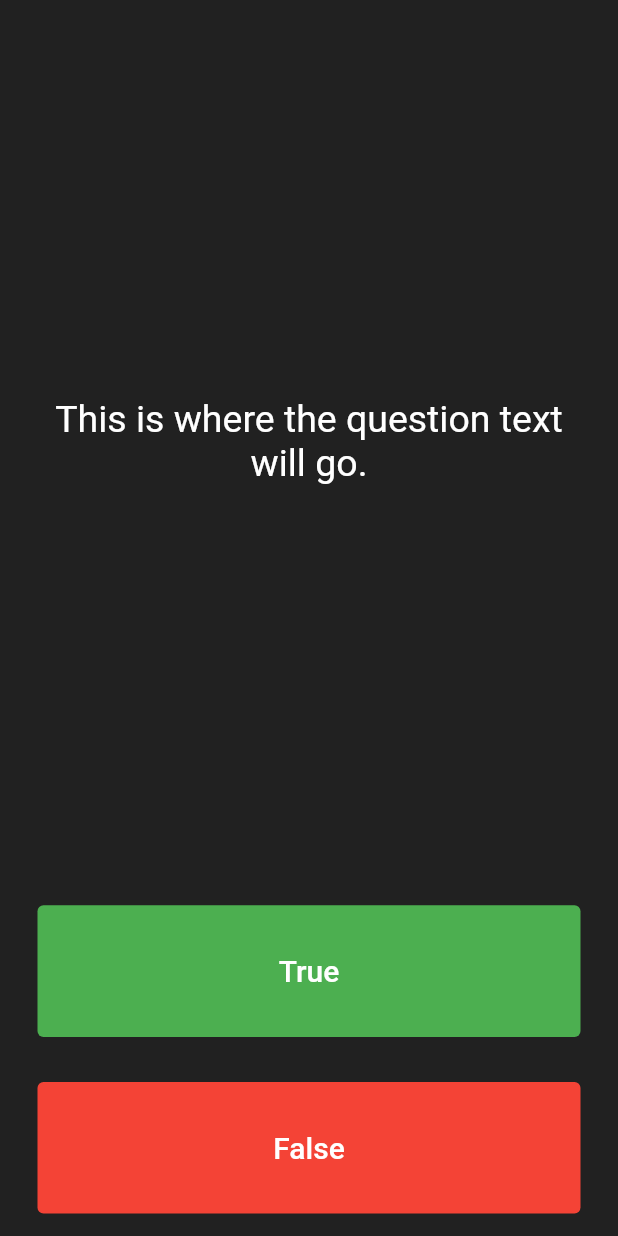
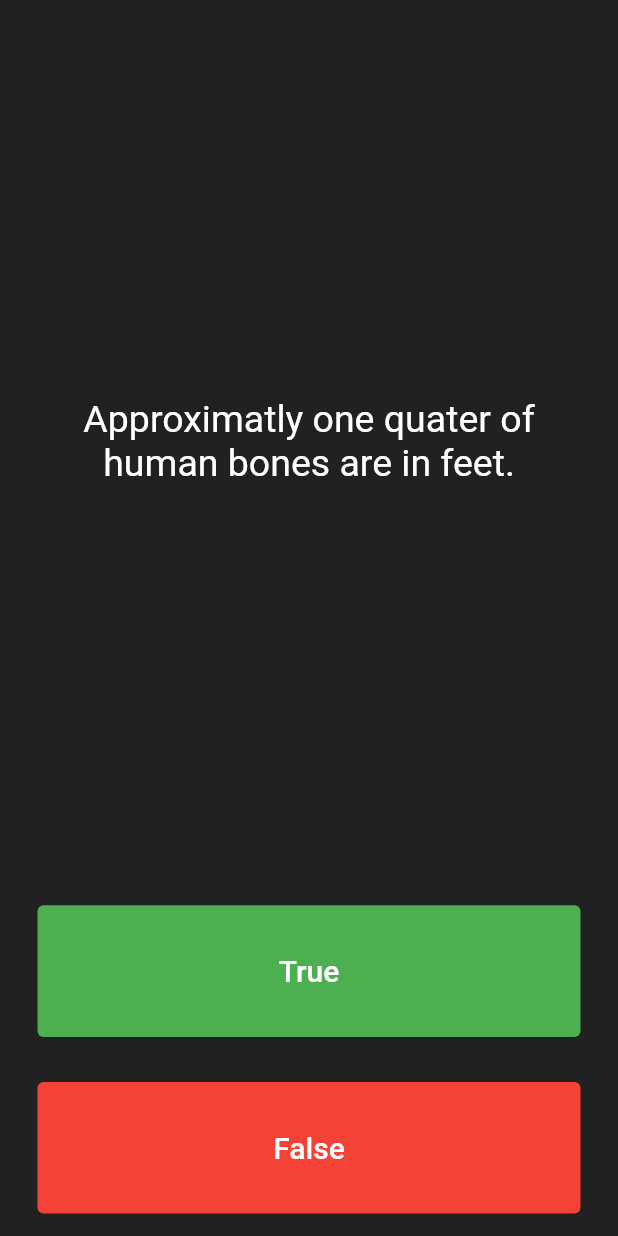
Before and after one commit to i-umairkhan/quiz_app, a Flutter app: the screen it shows after launch, after a tap on "True", on a phone screen of 412 x 824 dp. Run offline on Flutter 3.47's test engine with Material 2 defaults, Android fonts, the phone set to English and light mode, and no system bars.

Commit message:
Moved Queston to OOP concepts

```diff
--- a/lib/main.dart
+++ b/lib/main.dart
@@ -1,4 +1,5 @@
 import 'package:flutter/material.dart';
+import './questions.dart';
 
 void main() => runApp(const Quizzler());
 
@@ -29,21 +30,30 @@ class QuizPage extends StatefulWidget {
 }
 
 class _QuizPageState extends State<QuizPage> {
+  List<Icon> scoreKeeper = [];
+  int questionNumber = 0;
+  List<Questions> questionsBank = [
+    Questions(q: 'You can lead a cow downstairs but not upstaires', a: false),
+    Questions(
+        q: 'Approximatly one quater of human bones are in feet.', a: true),
+    Questions(q: 'A slug\'s blood is green.', a: true),
+  ];
+
   @override
   Widget build(BuildContext context) {
     return Column(
       mainAxisAlignment: MainAxisAlignment.spaceBetween,
       crossAxisAlignment: CrossAxisAlignment.stretch,
       children: <Widget>[
-        const Expanded(
+        Expanded(
           flex: 5,
           child: Padding(
-            padding: EdgeInsets.all(10.0),
+            padding: const EdgeInsets.all(10.0),
             child: Center(
               child: Text(
-                'This is where the question text will go.',
+                questionsBank[questionNumber].questionText,
                 textAlign: TextAlign.center,
-                style: TextStyle(
+                style: const TextStyle(
                   fontSize: 25.0,
                   color: Colors.white,
                 ),
@@ -66,7 +76,16 @@ class _QuizPageState extends State<QuizPage> {
                 ),
               ),
               onPressed: () {
-                //The user picked true.
+                bool correctAnswer =
+                    questionsBank[questionNumber].questionAnswer;
+                if (correctAnswer == true) {
+                  print('True');
+                } else {
+                  print('false');
+                }
+                setState(() {
+                  questionNumber++;
+                });
               },
             ),
           ),
@@ -86,18 +105,24 @@ class _QuizPageState extends State<QuizPage> {
                 ),
               ),
               onPressed: () {
-                //The user picked false.
+                bool correctAnswer =
+                    questionsBank[questionNumber].questionAnswer;
+                if (correctAnswer == false) {
+                  print('True');
+                } else {
+                  print('false');
+                }
+                setState(() {
+                  questionNumber++;
+                });
               },
             ),
           ),
         ),
+        Row(
+          children: scoreKeeper,
+        )
       ],
     );
   }
 }
-
-/*
-question1: 'You can lead a cow down stairs but not up stairs.', false,
-question2: 'Approximately one quarter of human bones are in the feet.', true,
-question3: 'A slug\'s blood is green.', true,
-*/
--- /dev/null
+++ b/lib/questions.dart
@@ -0,0 +1,9 @@
+class Questions {
+  late String questionText;
+  late bool questionAnswer;
+
+  Questions({String q = "", bool a = true}) {
+    questionText = q;
+    questionAnswer = a;
+  }
+}
```
Also changed, not shown: 1 other file.
